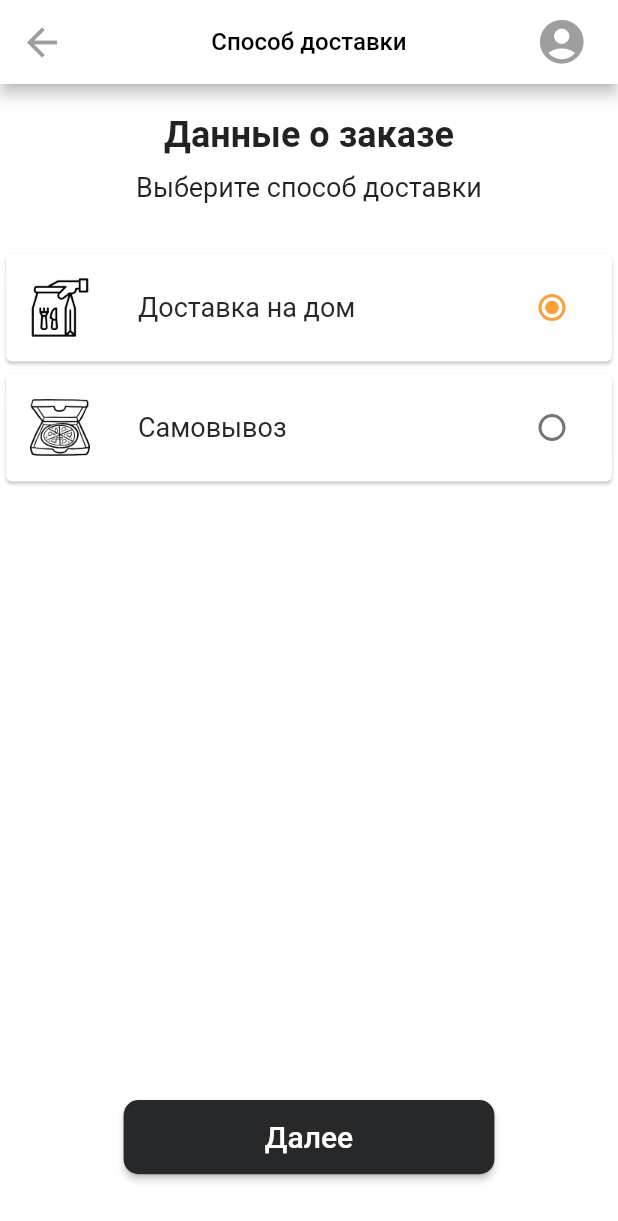
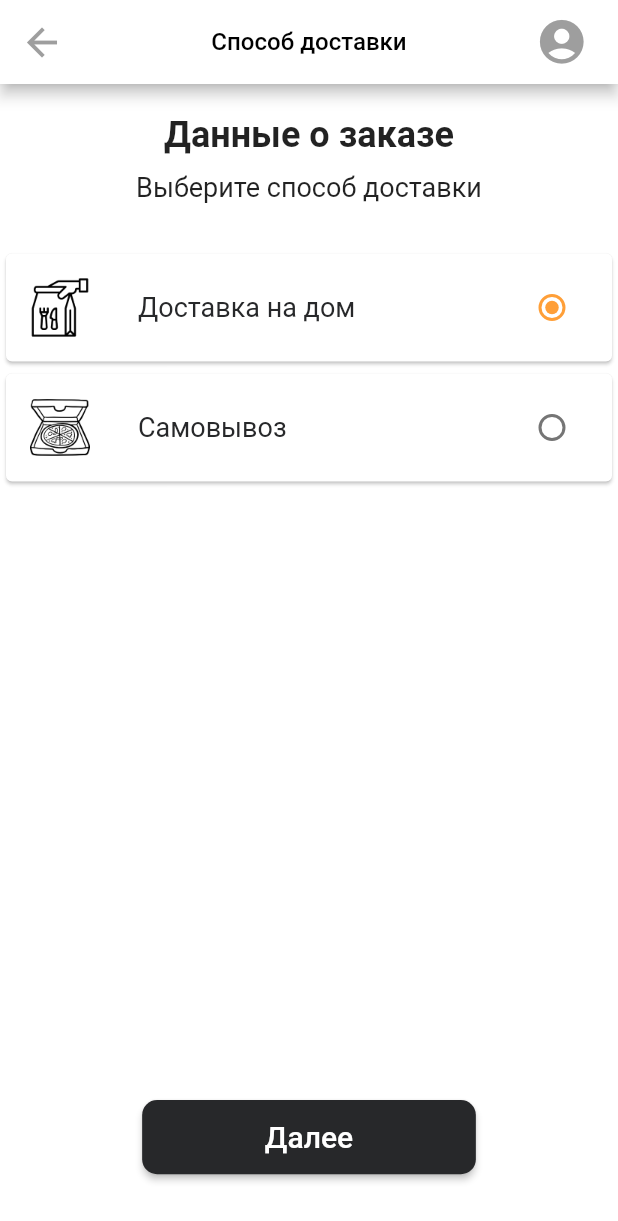
Before and after one commit to Jardynero/pizza_dym, a Flutter app: the DeliveryMethode screen opened by its route, on a phone screen of 412 x 824 dp. Shown: the top 1221 px of the screen. Run offline on Flutter 3.47's test engine with Material 2 defaults, Android fonts, the phone set to English and light mode, and no system bars; our stand-ins replace cloud_firestore, firebase_analytics, firebase_auth, firebase_core, firebase_messaging, flutter_typeahead; missing offline and left inert: app_tracking_transparency, dadata_suggestions, flutter_cart; accounts and stored records are empty.

Commit message:
change btn width

```diff
--- a/lib/screens/cart_screen/delivery-methode_screen.dart
+++ b/lib/screens/cart_screen/delivery-methode_screen.dart
@@ -1,6 +1,7 @@
 // Checkout page
 
 import 'package:flutter/material.dart';
+import 'package:pizza_dym/functions/firebase_functions.dart';
 import 'package:pizza_dym/global_widgets/appBar.dart';
 import 'package:pizza_dym/models/cart_model.dart';
 import 'package:provider/provider.dart';
@@ -117,6 +118,7 @@ class _DeliveryMethodeState extends State<DeliveryMethode> {
           Provider.of<CartModel>(context, listen: false)
               .checkDeliveryMethode(_groupValue!);
           if (_groupValue == 1) {
+            getUserAdress(context);
             Navigator.pushNamed(context, '/adress');
           } else if (_groupValue == 2) {
             Navigator.pushNamed(context, '/pickup');
@@ -125,7 +127,7 @@ class _DeliveryMethodeState extends State<DeliveryMethode> {
         style: ElevatedButton.styleFrom(
           primary: Color(0xff27282A),
           fixedSize: Size(
-            MediaQuery.of(context).size.width / 100 * 60,
+            MediaQuery.of(context).size.width / 100 * 54,
             MediaQuery.of(context).size.height / 100 * 6,
           ),
           shape: RoundedRectangleBorder(
```
